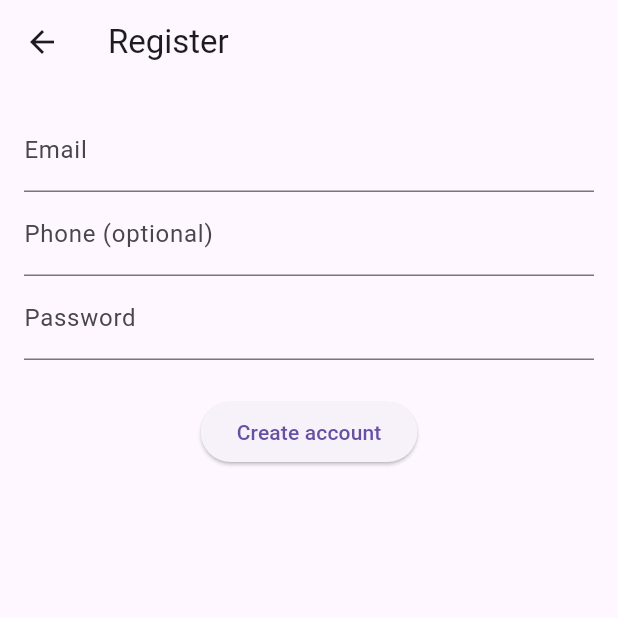
After one commit to Kaleria-F/tour2tour, a Flutter app: the RegisterScreen screen opened directly, on a phone screen of 412 x 824 dp, the top half of it. The commit adds this screen. Run offline on Flutter 3.47's test engine with Material 3 defaults, Android fonts, the phone set to English and light mode, and no system bars; our stand-ins replace dio, flutter_secure_storage, go_router; accounts and stored records are empty; network calls fail.

Commit message:
Changes ib front (auth+preferenes)

```diff
--- /dev/null
+++ b/frontend/tour2tour_app/lib/api/api_client.dart
@@ -0,0 +1,35 @@
+import 'package:dio/dio.dart';
+import 'package:flutter_secure_storage/flutter_secure_storage.dart';
+import '../config.dart';
+
+class ApiClient {
+  ApiClient._();
+
+  static final _storage = FlutterSecureStorage();
+
+  static final Dio dio = Dio(
+    BaseOptions(
+      baseUrl: Config.apiBaseUrl,
+      connectTimeout: const Duration(seconds: 10),
+      receiveTimeout: const Duration(seconds: 10),
+      headers: {'Content-Type': 'application/json'},
+    ),
+  )..interceptors.add(
+      InterceptorsWrapper(
+        onRequest: (options, handler) async {
+          final token = await _storage.read(key: 'access_token');
+          if (token != null && token.isNotEmpty) {
+            options.headers['Authorization'] = 'Bearer $token';
+          }
+          handler.next(options);
+        },
+      ),
+    );
+
+  static Future<void> saveToken(String token) =>
+      _storage.write(key: 'access_token', value: token);
+
+  static Future<void> clearToken() => _storage.delete(key: 'access_token');
+
+  static Future<String?> getToken() => _storage.read(key: 'access_token');
+}
--- /dev/null
+++ b/frontend/tour2tour_app/lib/auth/auth_repository.dart
@@ -0,0 +1,28 @@
+import 'package:dio/dio.dart';
+import '../api/api_client.dart';
+
+class AuthRepository {
+  final Dio _dio = ApiClient.dio;
+
+  Future<void> register({required String email, required String password, String? phone}) async {
+    await _dio.post('/auth/register', data: {
+      'email': email,
+      'password': password,
+      if (phone != null && phone.isNotEmpty) 'phone': phone,
+    });
+  }
+
+  Future<String> login({required String email, required String password}) async {
+    final res = await _dio.post('/auth/login', data: {
+      'email': email,
+      'password': password,
+    });
+
+    final token = (res.data as Map<String, dynamic>)['access_token'] as String?;
+    if (token == null || token.isEmpty) {
+      throw Exception('No access_token in response');
+    }
+    await ApiClient.saveToken(token);
+    return token;
+  }
+}
--- a/frontend/tour2tour_app/lib/core/token_storage.dart
+++ b/frontend/tour2tour_app/lib/core/token_storage.dart
@@ -7,4 +7,6 @@ class TokenStorage {
   Future<void> save(String token) => _storage.write(key: _key, value: token);
   Future<String?> read() => _storage.read(key: _key);
   Future<void> clear() => _storage.delete(key: _key);
+
+  Future<void> write(String token) => _storage.write(key: _key, value: token);
 }
--- /dev/null
+++ b/frontend/tour2tour_app/lib/screens/register_screen.dart
@@ -0,0 +1,69 @@
+import 'package:flutter/material.dart';
+import 'package:go_router/go_router.dart';
+import '../auth/auth_repository.dart';
+
+class RegisterScreen extends StatefulWidget {
+  const RegisterScreen({super.key});
+
+  @override
+  State<RegisterScreen> createState() => _RegisterScreenState();
+}
+
+class _RegisterScreenState extends State<RegisterScreen> {
+  final _repo = AuthRepository();
+  final _email = TextEditingController();
+  final _phone = TextEditingController();
+  final _password = TextEditingController();
+  bool _loading = false;
+  String? _error;
+
+  Future<void> _submit() async {
+    setState(() {
+      _loading = true;
+      _error = null;
+    });
+    try {
+      await _repo.register(
+        email: _email.text.trim(),
+        password: _password.text,
+        phone: _phone.text.trim(),
+      );
+      // можно сразу логиниться:
+      await _repo.login(email: _email.text.trim(), password: _password.text);
+      if (!mounted) return;
+      context.go('/preferences');
+    } catch (e) {
+      setState(() => _error = e.toString());
+    } finally {
+      if (mounted) setState(() => _loading = false);
+    }
+  }
+
+  @override
+  Widget build(BuildContext context) {
+    return Scaffold(
+      appBar: AppBar(title: const Text('Register')),
+      body: Padding(
+        padding: const EdgeInsets.all(16),
+        child: Column(
+          children: [
+            TextField(controller: _email, decoration: const InputDecoration(labelText: 'Email')),
+            TextField(controller: _phone, decoration: const InputDecoration(labelText: 'Phone (optional)')),
+            TextField(
+              controller: _password,
+              decoration: const InputDecoration(labelText: 'Password'),
+              obscureText: true,
+            ),
+            const SizedBox(height: 12),
+            if (_error != null) Text(_error!, style: const TextStyle(color: Colors.red)),
+            const SizedBox(height: 12),
+            ElevatedButton(
+              onPressed: _loading ? null : _submit,
+              child: Text(_loading ? '...' : 'Create account'),
+            ),
+          ],
+        ),
+      ),
+    );
+  }
+}
```
Also changed, not shown: frontend/tour2tour_app/lib/features/preferences/preferences_page.dart (+24 -3 lines), frontend/tour2tour_app/lib/main.dart (+20 -7 lines), frontend/tour2tour_app/lib/router.dart (added, +26 -0 lines), frontend/tour2tour_app/lib/screens/login_screen.dart (added, +65 -0 lines), 1 other file.
